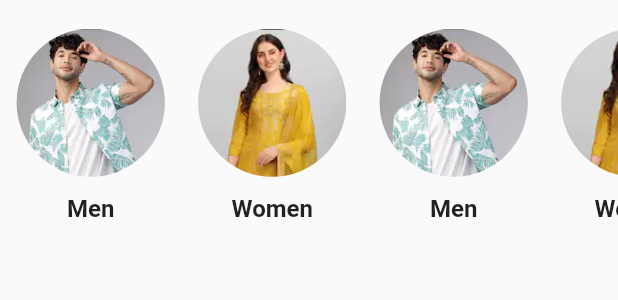
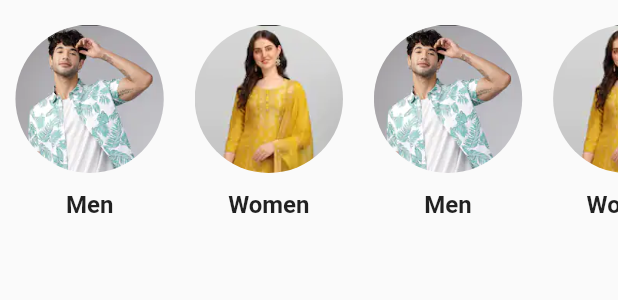
Before and after one commit to nandan-jain/flutter_learning, a Flutter app: the Categories widget shown alone on an empty page, opened directly, on a phone screen of 412 x 824 dp. Shown: the top 300 px of the screen. Run offline on Flutter 3.47's test engine with Material 2 defaults, Android fonts, the phone set to English and light mode, and no system bars; our stand-ins replace cached_network_image; network calls fail.

Commit message:
responsive changes

```diff
--- a/lib/home_page_comp/categories.dart
+++ b/lib/home_page_comp/categories.dart
@@ -9,11 +9,11 @@ class CatgoryCircle extends StatelessWidget {
   Widget build(BuildContext context) {
     var _size = MediaQuery.of(context).size;
     return Padding(
-        padding: EdgeInsets.all(5),
+        padding: EdgeInsets.all(_size.height * 0.005),
         child: Column(
           children: [
             Padding(
-              padding: EdgeInsets.all(4),
+              padding: EdgeInsets.all(_size.height * 0.005),
               child: Container(
                 height: _size.height * 0.12,
                 width: _size.width * 0.25,
@@ -23,7 +23,7 @@ class CatgoryCircle extends StatelessWidget {
               ),
             ),
             Padding(
-              padding: EdgeInsets.only(top: 8),
+              padding: EdgeInsets.only(top: _size.height * 0.009),
               child: Text(categoryName,style: TextStyle(fontWeight: FontWeight.bold,fontSize: 16),),
             )
           ],
@@ -46,9 +46,9 @@ class Categories extends StatelessWidget {
     var _size = MediaQuery.of(context).size;
 
     return Padding(
-        padding: EdgeInsets.symmetric(vertical: 10),
+        padding: EdgeInsets.symmetric(vertical: _size.height * 0.01 ),
         child: Container(
-            height: _size.height * 0.17,
+            height: _size.height * 0.18,
             child: ListView.builder(
                 itemCount: categories.length,
                 scrollDirection: Axis.horizontal,
--- a/lib/home_page_comp/landing_feed.dart
+++ b/lib/home_page_comp/landing_feed.dart
@@ -48,7 +48,7 @@ class LandingFeed extends StatelessWidget {
                       productDetail: product[index],
                     );
                   }),
-              height: _size.height * 0.41,
+              height: _size.height * 0.42,
             ),
           ],
         ));
--- a/lib/json/new_collection_json.dart
+++ b/lib/json/new_collection_json.dart
@@ -1,6 +1,6 @@
 List<Map<String, dynamic>> new_collection_product_list = [
   {
-    'title': 'Grey Solid Hooded Bomber Jacket',
+    'title': 'Grey Hooded Bomber Jacket',
     'price': 25,
     'rating': 4.4,
     'img_url':
@@ -14,7 +14,7 @@ List<Map<String, dynamic>> new_collection_product_list = [
         'https://assets.myntassets.com/f_webp,dpr_1.5,q_60,w_210,c_limit,fl_progressive/assets/images/13407470/2021/2/2/22b29a46-1632-4f49-a06a-e63cf4793d781612248669103-Green-Bomber-Jacket-Kalidar-Skirt-Set-2821612248666271-1.jpg'
   },
   {
-    'title': 'Black&Grey Colourblocked Sweatshirt',
+    'title': 'Colourblocked Sweatshirt',
     'price': 35,
     'rating': 4.3,
     'img_url':
```
